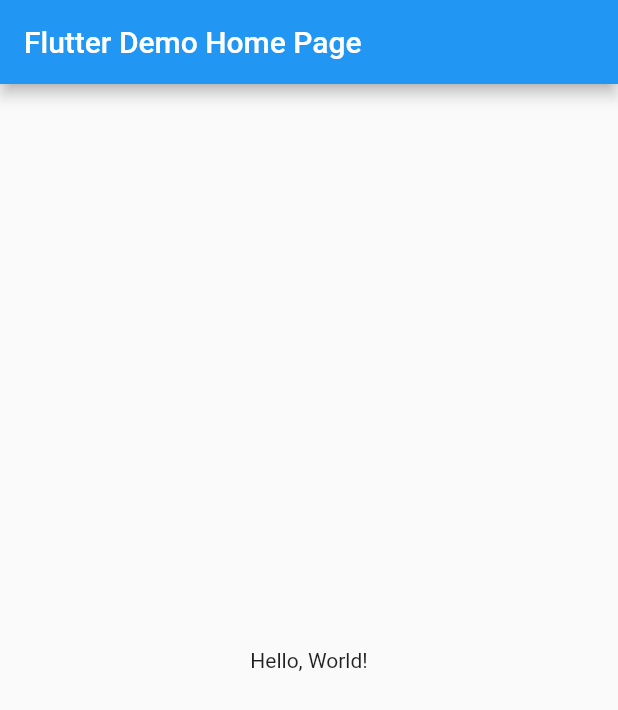
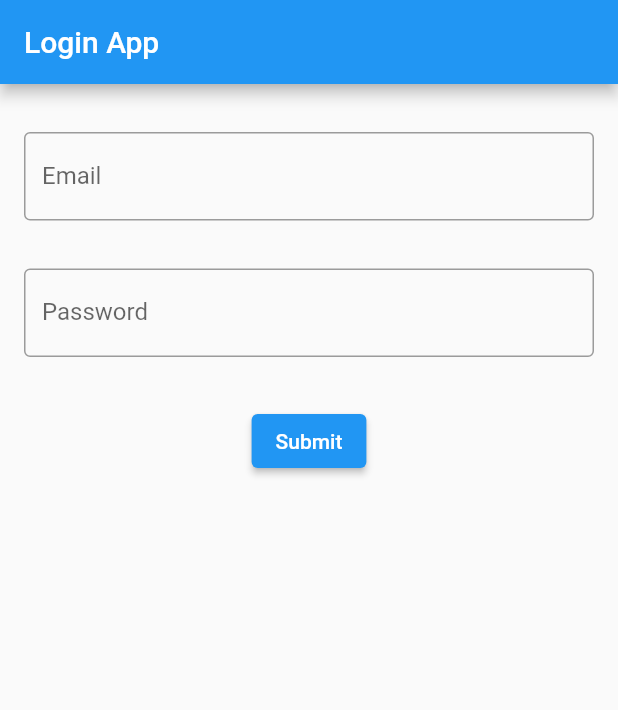
Before and after one commit to tsjeon/Login_App, a Flutter app: the screen it shows after launch, on a phone screen of 412 x 824 dp. Shown: the top 710 px of the screen. Run offline on Flutter 3.47's test engine with Material 2 defaults, Android fonts, the phone set to English and light mode, and no system bars.

Commit message:
first create app

```diff
--- a/lib/main.dart
+++ b/lib/main.dart
@@ -1,42 +1,143 @@
+// import 'package:flutter/cupertino.dart';
 import 'package:flutter/material.dart';
 
-void main() => runApp(MyApp());
+void main() => runApp(const MyApp());
 
 class MyApp extends StatelessWidget {
-  const MyApp({super.key});
-  // This widget is the root of your application.
+  const MyApp({Key? key}) : super(key: key);
+
   @override
   Widget build(BuildContext context) {
     return MaterialApp(
-      // Application name
-      title: 'Flutter Hello World',
-      // Application theme data, you can set the colors for the application as
-      // you want
+      title: 'Flutter Demo',
       theme: ThemeData(
         primarySwatch: Colors.blue,
       ),
-      // A widget which will be started on application startup
-      home: MyHomePage(title: 'Flutter Demo Home Page'),
+      home: const Login(title: 'Login App'),
     );
   }
 }
 
-class MyHomePage extends StatelessWidget {
+class Login extends StatefulWidget {
+  const Login({Key? key, required this.title}) : super(key: key);
   final String title;
-  const MyHomePage({super.key, required this.title});
+
+  @override
+  State<Login> createState() => _LoginState();
+}
+
+class _LoginState extends State<Login> {
+  final _formKey = GlobalKey<FormState>();
+  TextEditingController emailController = TextEditingController();
+  TextEditingController passwordController = TextEditingController();
 
   @override
   Widget build(BuildContext context) {
     return Scaffold(
       appBar: AppBar(
-        // The title text which will be shown on the action bar
-        title: Text(title),
+        title: Text(widget.title),
       ),
-      body: Center(
-        child: Text(
-          'Hello, World!',
-        ),
-      ),
+      body: Form(
+          key: _formKey,
+          child: Padding(
+            padding: const EdgeInsets.symmetric(horizontal: 8, vertical: 16),
+            child: Column(
+              crossAxisAlignment: CrossAxisAlignment.center,
+              children: [
+                Padding(
+                  padding:
+                      const EdgeInsets.symmetric(horizontal: 8, vertical: 16),
+                  child: TextFormField(
+                    controller: emailController,
+                    decoration: const InputDecoration(
+                        border: OutlineInputBorder(), labelText: "Email"),
+                    validator: (value) {
+                      if (value == null || value.isEmpty) {
+                        return 'Please enter your email';
+                      }
+                      return null;
+                    },
+                  ),
+                ),
+                Padding(
+                  padding:
+                      const EdgeInsets.symmetric(horizontal: 8, vertical: 16),
+                  child: TextFormField(
+                    controller: passwordController,
+                    decoration: const InputDecoration(
+                        border: OutlineInputBorder(), labelText: "Password"),
+                    validator: (value) {
+                      if (value == null || value.isEmpty) {
+                        return 'Please enter your password';
+                      }
+                      return null;
+                    },
+                  ),
+                ),
+                Padding(
+                  padding:
+                      const EdgeInsets.symmetric(horizontal: 8, vertical: 16),
+                  child: Center(
+                    child: ElevatedButton(
+                      onPressed: () {
+                        if (_formKey.currentState!.validate()) {
+                          // Navigate the user to the Home Page
+                          if (_formKey.currentState!.validate()) {
+                            if (emailController.text == "anchor@kibi.co.kr" &&
+                                passwordController.text == '1234') {
+                              Navigator.push(
+                                  context,
+                                  MaterialPageRoute(
+                                    builder: (context) => HomePage(
+                                      email: emailController.text,
+                                    ),
+                                  ));
+                            } else {
+                              ScaffoldMessenger.of(context).showSnackBar(
+                                  const SnackBar(
+                                      content: Text('Invalid Credentials')));
+                            }
+                          }
+                        } else {
+                          ScaffoldMessenger.of(context).showSnackBar(
+                            const SnackBar(content: Text('Please fill inpurt')),
+                          );
+                        }
+                      },
+                      child: const Text('Submit'),
+                    ),
+                  ),
+                ),
+              ],
+            ),
+          )),
     );
   }
 }
+
+class HomePage extends StatelessWidget {
+  const HomePage({super.key, required this.email});
+
+  final String email;
+
+  @override
+  Widget build(BuildContext context) {
+    return Scaffold(
+        appBar: AppBar(
+          title: const Text('Home Page'),
+        ),
+        body: Column(
+          children: [
+            Text(email),
+            Center(
+              child: ElevatedButton(
+                onPressed: () {
+                  Navigator.pop(context);
+                },
+                child: const Text("Go back!"),
+              ),
+            ),
+          ],
+        ));
+  }
+}
```
